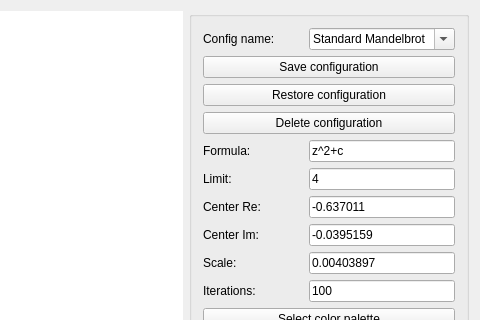
The window that mandelbrotmainwindow.ui (jan-henkel/MandelbrotSet) describes before a commit, drawn with Qt 5; both pictures show x 579 to 1059 and y 0 to 320 of the 1059 by 944 pixel window.
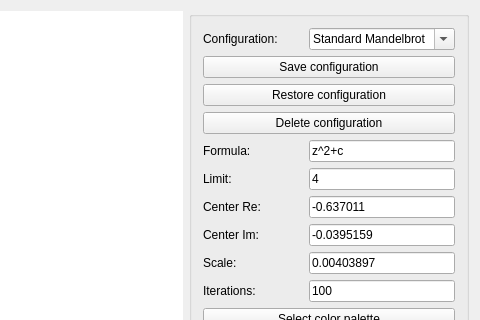
The same window after the commit.

```diff
--- a/mandelbrotmainwindow.ui
+++ b/mandelbrotmainwindow.ui
@@ -731,7 +731,7 @@
           </size>
          </property>
          <property name="text">
-          <string>Config name:</string>
+          <string>Configuration:</string>
          </property>
         </widget>
        </item>
```
